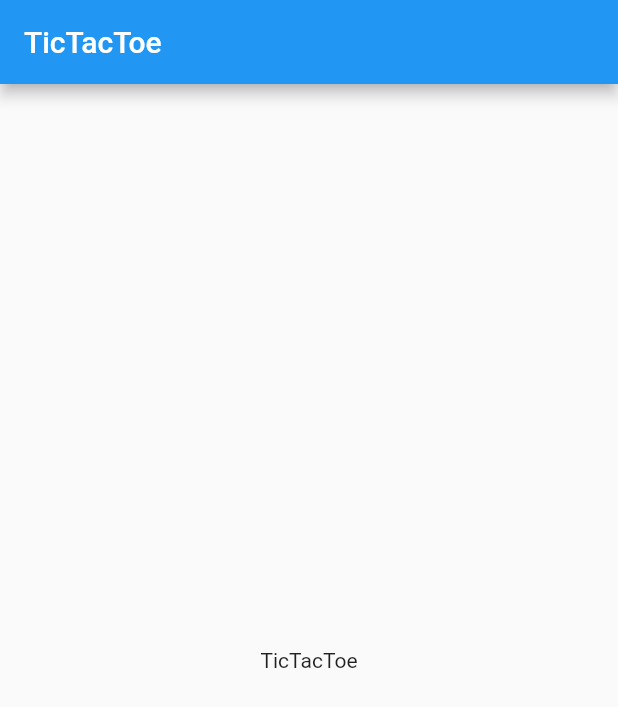
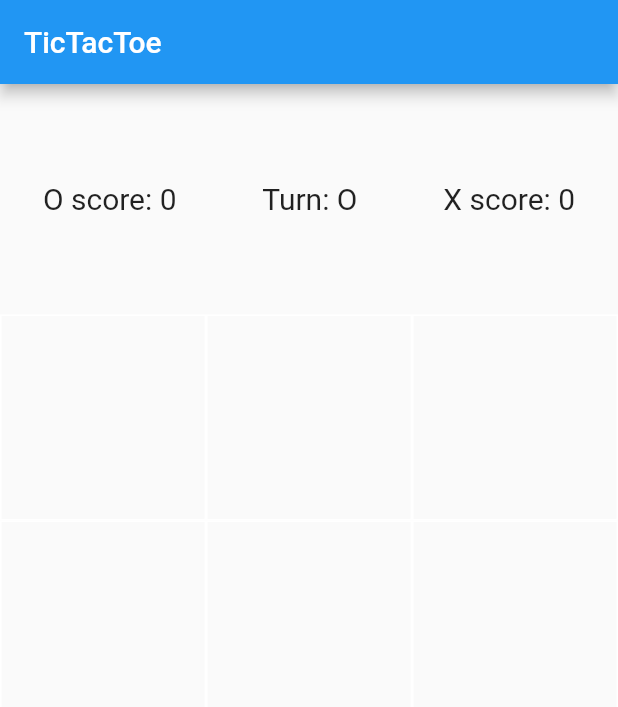
Before and after one commit to Gustavo653/TicTacToe, a Flutter app: the screen it shows after launch, on a phone screen of 412 x 824 dp. Shown: the top 707 px of the screen. Run offline on Flutter 3.47's test engine with Material 2 defaults, Android fonts, the phone set to English and light mode, and no system bars.

Commit message:
Adicionando grid de botoes, funcoes e widgets iniciais

```diff
--- a/lib/pages/home_page.dart
+++ b/lib/pages/home_page.dart
@@ -1,13 +1,129 @@
 import 'package:flutter/material.dart';
 
-class HomePage extends StatelessWidget {
+class HomePage extends StatefulWidget {
   const HomePage({Key? key}) : super(key: key);
+
+  @override
+  State<HomePage> createState() => _HomePageState();
+}
+
+class _HomePageState extends State<HomePage> {
+  List<String> displayElement = ['', '', '', '', '', '', '', '', ''];
+  int oScore = 0;
+  int xScore = 0;
+  int filledBoxes = 0;
+  String turn = 'O';
 
   @override
   Widget build(BuildContext context) {
     return Scaffold(
-      appBar: AppBar(title: Text('TicTacToe')),
-      body: Center(child: Text('TicTacToe')),
+      appBar: AppBar(
+        title: const Text('TicTacToe'),
+      ),
+      body: Column(
+        children: [
+          Expanded(
+            child: Row(
+              mainAxisAlignment: MainAxisAlignment.spaceAround,
+              children: [
+                Text(
+                  'O score: $oScore',
+                  style: const TextStyle(
+                    fontSize: 20,
+                  ),
+                ),
+                Text(
+                  'Turn: $turn',
+                  style: const TextStyle(
+                    fontSize: 20,
+                  ),
+                ),
+                Text(
+                  'X score: $xScore',
+                  style: const TextStyle(
+                    fontSize: 20,
+                  ),
+                ),
+              ],
+            ),
+          ),
+          Expanded(
+            flex: 4,
+            child: GridView.builder(
+                gridDelegate: const SliverGridDelegateWithFixedCrossAxisCount(
+                  crossAxisCount: 3,
+                ),
+                itemCount: 9,
+                shrinkWrap: false,
+                itemBuilder: (BuildContext ctx, index) {
+                  return GestureDetector(
+                    onTap: () => _tapped(index),
+                    child: Container(
+                      decoration: BoxDecoration(
+                        border: Border.all(color: Colors.white),
+                      ),
+                      child: Center(
+                        child: Text(
+                          displayElement[index],
+                          style: const TextStyle(
+                            color: Colors.black,
+                            fontSize: 80,
+                          ),
+                        ),
+                      ),
+                    ),
+                  );
+                }),
+          ),
+        ],
+      ),
     );
   }
+
+  Future<void> _checkWinner() async {
+    if (displayElement[0] == displayElement[1] &&
+        displayElement[1] == displayElement[2]) {
+      await _showDialog(
+          'Vencedor', 'O vencedor do jogo foi: ${displayElement[0]}', 'Voltar');
+      if (displayElement[0] == 'O') {
+        oScore++;
+      } else {
+        xScore++;
+      }
+    }
+  }
+
+  Future<void> _tapped(int i) async {
+    if (displayElement[i].isEmpty) {
+      setState(() async {
+        displayElement[i] = turn;
+        await _checkWinner();
+        turn = turn == 'O' ? 'X' : 'O';
+      });
+    } else {
+      await _showDialog(
+          'Ação inválida', 'Esta posição já está preenchida!', 'Voltar');
+    }
+  }
+
+  Future<Widget> _showDialog(
+    String title,
+    String content,
+    String button,
+  ) async {
+    return await showDialog(
+        context: context,
+        builder: (context) {
+          return AlertDialog(
+            title: Text(title),
+            content: Text(content),
+            actions: <Widget>[
+              TextButton(
+                onPressed: () => Navigator.pop(context),
+                child: Text(button),
+              ),
+            ],
+          );
+        });
+  }
 }
```
